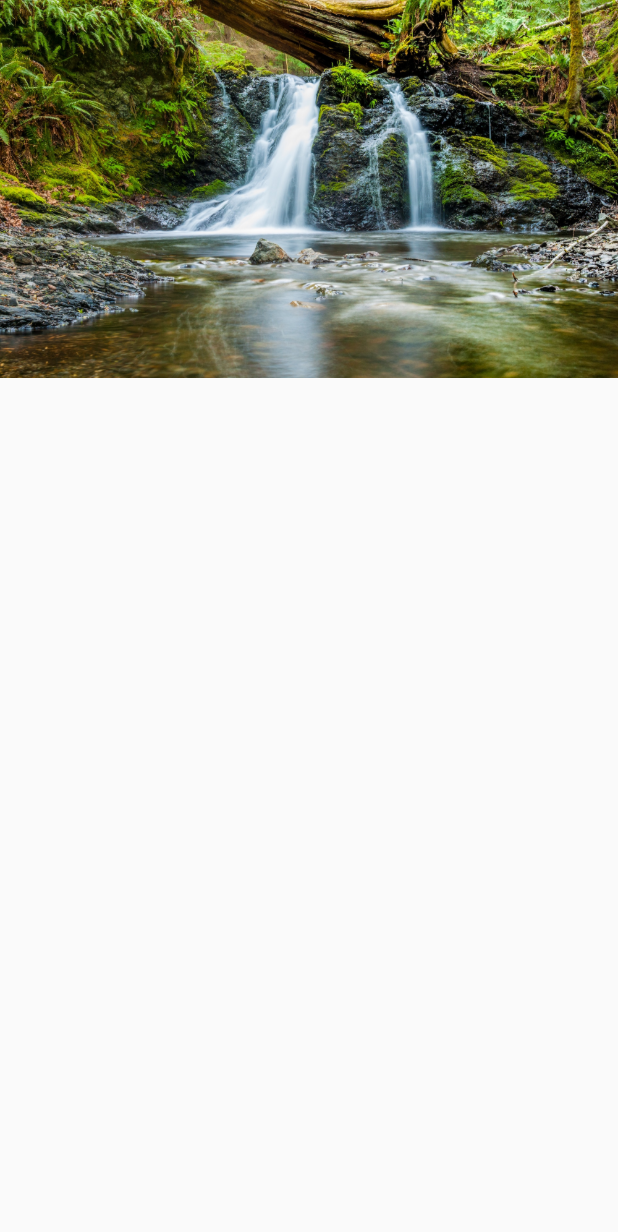
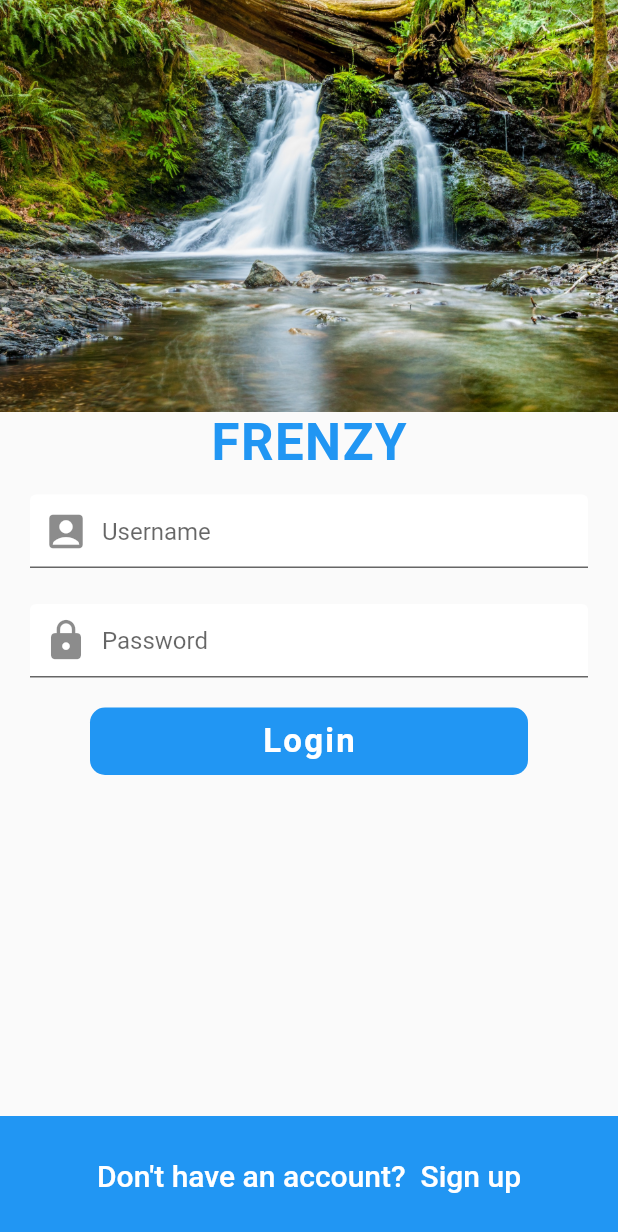
Before and after one commit to JajaHarris/flutter_social_ui, a Flutter app: the screen it shows after launch, on a phone screen of 412 x 824 dp. Shown: the top 1232 px of the screen. Run offline on Flutter 3.47's test engine with Material 2 defaults, Android fonts, the phone set to English and light mode, and no system bars.

Commit message:
completed login layout

```diff
--- a/lib/screens/login_screen.dart
+++ b/lib/screens/login_screen.dart
@@ -14,11 +14,103 @@ class _LoginScreenState extends State<LoginScreen> {
           height: MediaQuery.of(context).size.height,
           child: Column(
             children: <Widget>[
-              Image(image: AssetImage('assets/images/login_background.jpg'),)
+              _backgroundImage(context),
+              _title(context),
+              SizedBox(height: 5),
+              _authenticationField(context, isPassword: false),
+              SizedBox(height: 4),
+              _authenticationField(context, isPassword: true),
+              SizedBox(height: 10),
+              _loginButton(context),
+              SizedBox(height: 10),
+              _signUp(context)
             ],
           ),
         ),
       ),
     );
   }
+
+  Widget _backgroundImage(BuildContext context) {
+    return Image(
+      height: MediaQuery.of(context).size.height / 3,
+      width: double.infinity,
+      image: AssetImage('assets/images/login_background.jpg'),
+      fit: BoxFit.cover,
+    );
+  }
+
+  Widget _title(BuildContext context) => Text(
+        'FRENZY',
+        style: TextStyle(
+            color: Theme.of(context).primaryColor,
+            fontSize: 34.0,
+            fontWeight: FontWeight.bold,
+            letterSpacing: 1.0),
+      );
+
+  Widget _authenticationField(BuildContext context, {bool isPassword}) {
+    var hint = isPassword ? 'Password' : 'Username';
+    var authIcon = isPassword ? Icons.lock : Icons.account_box;
+
+    return Padding(
+      padding: EdgeInsets.symmetric(horizontal: 20, vertical: 10),
+      child: TextField(
+        decoration: InputDecoration(
+          contentPadding: EdgeInsets.symmetric(vertical: 15),
+          fillColor: Colors.white,
+          filled: true,
+          hintText: hint,
+          prefixIcon: Icon(authIcon, size: 30),
+        ),
+        obscureText: isPassword,
+      ),
+    );
+  }
+
+  Widget _loginButton(BuildContext context) {
+    return GestureDetector(
+      onTap: () {},
+      child: Container(
+        margin: EdgeInsets.symmetric(horizontal: 60),
+        alignment: Alignment.center,
+        height: 45,
+        decoration: BoxDecoration(
+          color: Theme.of(context).primaryColor,
+          borderRadius: BorderRadius.circular(10),
+        ),
+        child: Text(
+          'Login',
+          style: TextStyle(
+              color: Colors.white,
+              fontSize: 22,
+              fontWeight: FontWeight.w600,
+              letterSpacing: 1.5),
+        ),
+      ),
+    );
+  }
+
+  Widget _signUp(BuildContext context) {
+    return Expanded(
+      child: Align(
+        alignment: FractionalOffset.bottomCenter,
+        child: GestureDetector(
+          onTap: () {},
+          child: Container(
+            alignment: Alignment.center,
+            color: Theme.of(context).primaryColor,
+            height: 80,
+            child: Text(
+              'Don\'t have an account?  Sign up',
+              style: TextStyle(
+                  color: Colors.white,
+                  fontSize: 20,
+                  fontWeight: FontWeight.w500),
+            ),
+          ),
+        ),
+      ),
+    );
+  }
 }
```
